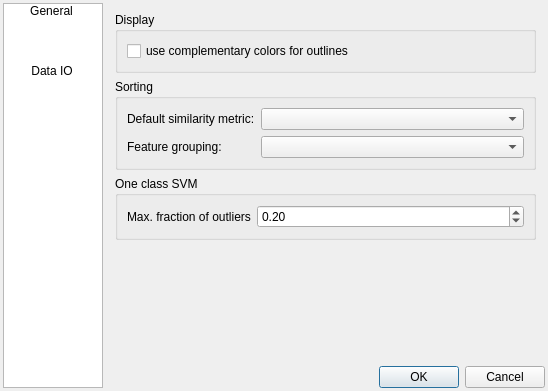
Qt form cat/gui/prefdialog.ui (manerotoni/afw) before a commit.
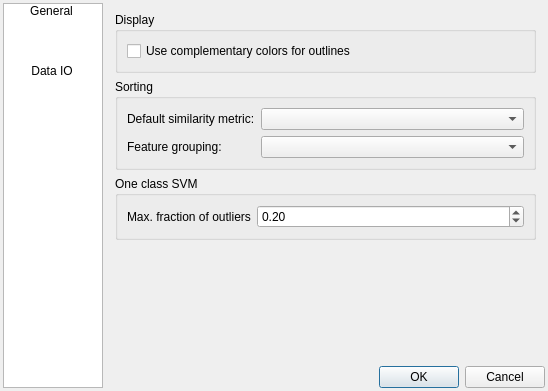
The same form after that commit. The open tabs and pages were chosen to show the change. Icons and pictures are not drawn.

Patch:
```diff
--- a/cat/gui/prefdialog.ui
+++ b/cat/gui/prefdialog.ui
@@ -102,7 +102,7 @@
             <item>
              <widget class="QCheckBox" name="complementary_colors">
               <property name="text">
-               <string>use complementary colors for outlines</string>
+               <string>Use complementary colors for outlines</string>
               </property>
              </widget>
             </item>
```
Left out of the diff: 2 changed lines with no effect on the pictures.
